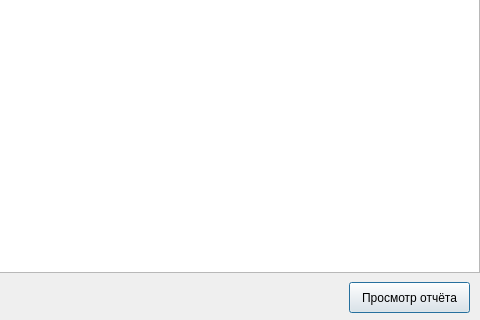
Above: setupReportHistoryUI.ui from OpexHunter/BusinessCalc before the change; both pictures show x 401 to 881 and y 178 to 498 of the 881 by 498 pixel window. Below: the same form after it.
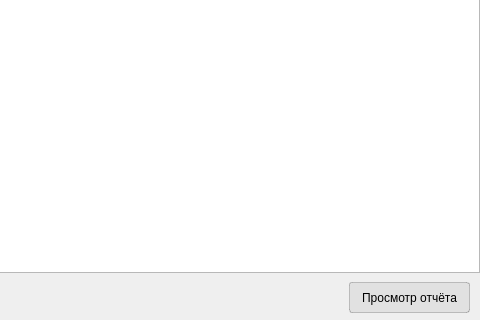
That is the form after the change. Icons and pictures are not drawn.

What changed in the file:
```diff
--- a/setupReportHistoryUI.ui
+++ b/setupReportHistoryUI.ui
@@ -26,6 +26,22 @@
      <height>31</height>
     </rect>
    </property>
+   <property name="styleSheet">
+    <string notr="true">QPushButton {
+    background-color: rgb(225,225,225);
+    border: 1px solid rgba(0,0,0,0.2);
+	border-radius: 3px;
+}
+
+QPushButton:hover {
+    background-color: rgb(235,235,235);
+}
+
+QPushButton:pressed {
+    background-color: rgb(225,225,255);
+    color: rgba(0,0,0,0.4)
+}</string>
+   </property>
    <property name="text">
     <string>Просмотр отчёта</string>
    </property>
```
